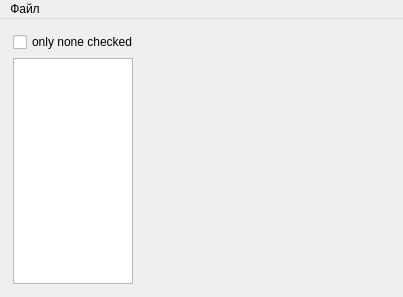
Above: mainwindow.ui from SevenLines/Tube before the change. Below: the same form after it.
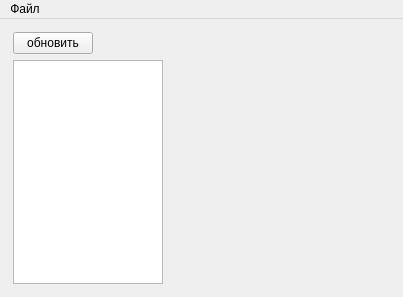
That is the form after the change. Custom widgets are drawn as their Qt base class.

Patch:
```diff
--- a/mainwindow.ui
+++ b/mainwindow.ui
@@ -43,40 +43,47 @@
       </property>
       <layout class="QGridLayout" name="gridLayout">
        <item row="0" column="0">
-        <widget class="QCheckBox" name="checkBox">
+        <widget class="QPushButton" name="btnReload">
          <property name="sizePolicy">
-          <sizepolicy hsizetype="Fixed" vsizetype="Fixed">
+          <sizepolicy hsizetype="Maximum" vsizetype="Fixed">
            <horstretch>0</horstretch>
            <verstretch>0</verstretch>
           </sizepolicy>
          </property>
-         <property name="maximumSize">
-          <size>
-           <width>120</width>
-           <height>16777215</height>
-          </size>
-         </property>
          <property name="text">
-          <string>only none checked</string>
+          <string>обновить</string>
          </property>
         </widget>
        </item>
-       <item row="1" column="0">
+       <item row="1" column="0" colspan="3">
         <widget class="QListView" name="lstTubes">
          <property name="sizePolicy">
-          <sizepolicy hsizetype="Fixed" vsizetype="Preferred">
+          <sizepolicy hsizetype="Maximum" vsizetype="Preferred">
            <horstretch>0</horstretch>
            <verstretch>0</verstretch>
           </sizepolicy>
          </property>
          <property name="maximumSize">
           <size>
-           <width>120</width>
+           <width>150</width>
            <height>16777215</height>
           </size>
          </property>
-         <property name="layoutMode">
-          <enum>QListView::Batched</enum>
+         <property name="alternatingRowColors">
+          <bool>true</bool>
+         </property>
+        </widget>
+       </item>
+       <item row="0" column="1" colspan="2">
+        <widget class="QLabelInfo" name="lblProcess">
+         <property name="sizePolicy">
+          <sizepolicy hsizetype="Preferred" vsizetype="Preferred">
+           <horstretch>0</horstretch>
+           <verstretch>0</verstretch>
+          </sizepolicy>
+         </property>
+         <property name="text">
+          <string/>
          </property>
         </widget>
        </item>
@@ -139,6 +146,11 @@
    <header>tubeform.h</header>
    <container>1</container>
   </customwidget>
+  <customwidget>
+   <class>QLabelInfo</class>
+   <extends>QLabel</extends>
+   <header>qlabelinfo.h</header>
+  </customwidget>
  </customwidgets>
  <resources/>
  <connections/>
```
